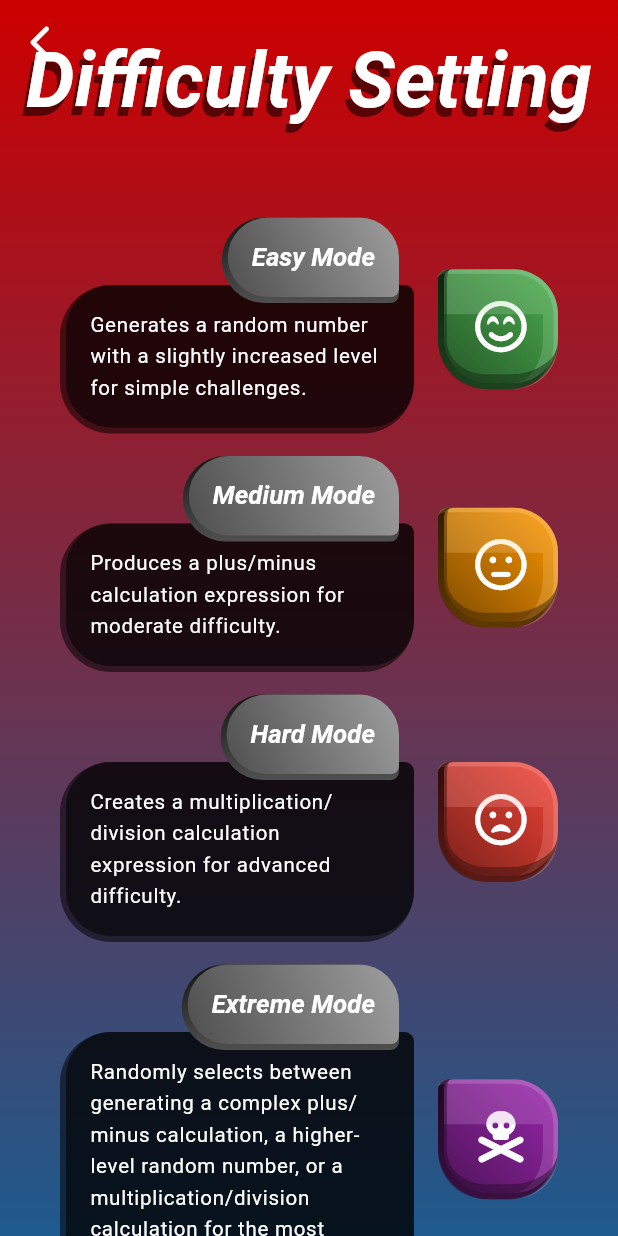
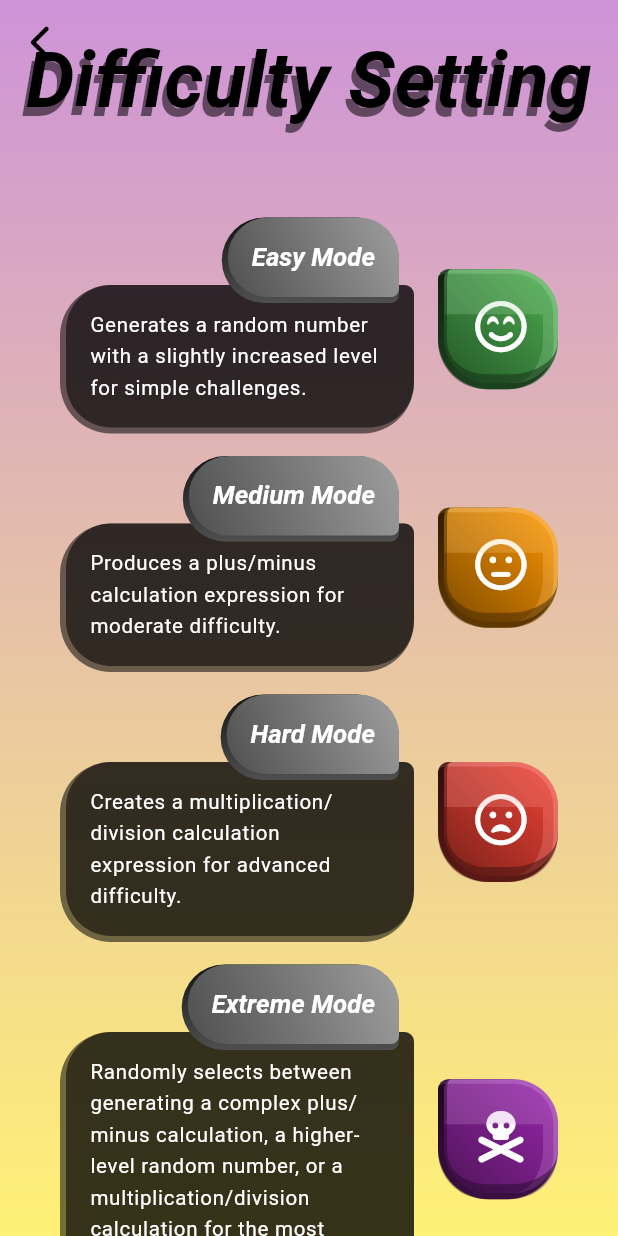
Before and after one commit to mtuan0111/nucatch, a Flutter app: the screen it shows after launch, after a tap on "START", on a phone screen of 412 x 824 dp. Run offline on Flutter 3.47's test engine with Material 3 defaults, Android fonts, the phone set to English and light mode, and no system bars; our stand-ins replace audioplayers, cloud_firestore, device_info_plus, firebase_auth, firebase_core, flutter_bloc and 11 more; missing offline and left inert: lunar, nearby_connections; accounts and stored records are empty; network calls fail.

Commit message:
feat: Set default manual theme to Easter, adjust various seasonal theme colors, and refine contrasting text color logic.

```diff
--- a/lib/helpers/const.dart
+++ b/lib/helpers/const.dart
@@ -94,7 +94,7 @@ class LayoutConfig {
     String? fontFamily,
   }) =>
       Theme.of(context).textTheme.bodyLarge!.copyWith(
-            color: Theme.of(context).colorScheme.onSurface,
+            color: Theme.of(context).colorScheme.onPrimary,
             fontFamily: fontFamily,
           );
 
@@ -102,7 +102,7 @@ class LayoutConfig {
     String? fontFamily,
   }) =>
       Theme.of(context).textTheme.displaySmall!.copyWith(
-            color: Theme.of(context).colorScheme.onSurface,
+            color: Theme.of(context).colorScheme.onPrimary,
             fontFamily: "Dancing Script",
           );
 
--- a/lib/helpers/template.dart
+++ b/lib/helpers/template.dart
@@ -104,17 +104,14 @@ class RankingInfoRow extends StatelessWidget {
         Icon(
           icon,
           size: Theme.of(context).textTheme.titleLarge?.fontSize,
-          color: color ?? Theme.of(context).colorScheme.onSurface,
+          color: color ?? Theme.of(context).colorScheme.onPrimary,
         ),
         const SizedBox(width: 5),
         Flexible(
           fit: FlexFit.loose,
           child: Text(
             text,
-            style:
-                (style ?? LayoutConfig(context).contentSectionStyle()).copyWith(
-              color: color ?? Theme.of(context).colorScheme.onSurface,
-            ),
+            style: (style ?? LayoutConfig(context).contentSectionStyle()),
             overflow: TextOverflow.ellipsis,
             softWrap: true,
           ),
--- a/lib/helpers/theme_config.dart
+++ b/lib/helpers/theme_config.dart
@@ -24,7 +24,7 @@ import 'animations/particle.dart';
 /// - Card colors and UI elements
 class SeasonalTheme {
   /// Manual theme override - Set to null for automatic date-based switching
-  static ThemeType? _manualOverride = null;
+  static ThemeType? _manualOverride = ThemeType.easter;
 
   /// Current active theme - Automatically determined by date or manual override
   static ThemeType get current {
@@ -165,8 +165,9 @@ class SeasonalTheme {
   static final Map<ThemeType, ThemeConfig> _themes = {
     ThemeType.defaultTheme: ThemeConfig(
       name: 'Default',
-      primaryColor: const Color(0xFF00AE5A), // Green
-      secondaryColor: const Color(0xFF003369), // Navy blue
+      primaryColor: const Color(0xFF00C853), // Bright green (adjusted)
+      secondaryColor:
+          const Color(0xFF00B0FF), // Bright blue (adjusted to match brightness)
       tertiaryColor: const Color(0xFF00AE5A), // Green
       fireworkColors: [
         const Color(0xFFFF6B6B), // Warm red
@@ -183,10 +184,11 @@ class SeasonalTheme {
     ),
     ThemeType.newYear: ThemeConfig(
       name: 'New Year',
-      primaryColor: const Color(0xFFFFD700), // Gold
-      secondaryColor: const Color(0xFFC0C0C0), // Silver
+      primaryColor: const Color(0xFFFFD54F), // Light gold (adjusted)
+      secondaryColor: const Color(
+          0xFFEEEEEE), // Very light gray (adjusted to match brightness)
       tertiaryColor: const Color(0xFFFFFFFF), // White
-      cardColor: const Color(0xFFC0C0C0), // Silver for cards
+      cardColor: const Color(0xFFE0E0E0), // Light silver for cards
       fireworkColors: [
         const Color(0xFFFFD700), // Gold
         const Color(0xFFC0C0C0), // Silver
@@ -203,9 +205,10 @@ class SeasonalTheme {
     ),
     ThemeType.lunarNewYear: ThemeConfig(
       name: 'Lunar New Year',
-      primaryColor: const Color(0xFFD4001D), // Lucky red
-      secondaryColor: const Color(0xFFFFD700), // Gold
-      tertiaryColor: const Color(0xFFDC143C), // Crimson
+      primaryColor: const Color(0xFFFF5252), // Bright red (adjusted)
+      secondaryColor:
+          const Color(0xFFFFCA28), // Bright gold (adjusted to match brightness)
+      tertiaryColor: const Color(0xFFFF6B6B), // Light red
       cardColor: const Color(0xFFFFD700), // Gold for cards
       fireworkColors: [
         const Color(0xFFFF0000), // Red
@@ -234,10 +237,11 @@ class SeasonalTheme {
     ),
     ThemeType.valentine: ThemeConfig(
       name: 'Valentine',
-      primaryColor: const Color(0xFFFF1744), // Bright pink/red
-      secondaryColor: const Color(0xFFE91E63), // Pink
+      primaryColor: const Color(0xFFFF4081), // Bright pink (adjusted)
+      secondaryColor: const Color(
+          0xFFFF6090), // Bright pink 2 (adjusted to match brightness)
       tertiaryColor: const Color(0xFFF48FB1), // Light pink
-      cardColor: const Color(0xFFE91E63), // Pink for cards
+      cardColor: const Color(0xFFFF80AB), // Light pink for cards
       fireworkColors: [
         const Color(0xFFFF1744), // Bright pink/red
         const Color(0xFFE91E63), // Pink
@@ -265,10 +269,11 @@ class SeasonalTheme {
     ),
     ThemeType.holi: ThemeConfig(
       name: 'Holi',
-      primaryColor: const Color(0xFFFF1493), // Deep pink
-      secondaryColor: const Color(0xFF00CED1), // Turquoise
+      primaryColor: const Color(0xFFFF6090), // Bright pink (adjusted)
+      secondaryColor:
+          const Color(0xFF4DD0E1), // Bright cyan (adjusted to match brightness)
       tertiaryColor: const Color(0xFFFFD700), // Gold
-      cardColor: const Color(0xFF9B59B6), // Purple for cards
+      cardColor: const Color(0xFFBA68C8), // Light purple for cards
       fireworkColors: [
         const Color(0xFFFF1493), // Deep pink
         const Color(0xFF00CED1), // Turquoise
@@ -289,8 +294,9 @@ class SeasonalTheme {
     ),
     ThemeType.easter: ThemeConfig(
       name: 'Easter',
-      primaryColor: const Color(0xFF9370DB), // Medium purple
-      secondaryColor: const Color(0xFFFFEB3B), // Yellow
+      primaryColor: const Color(0xFFCE93D8), // Light purple (adjusted)
+      secondaryColor: const Color(
+          0xFFFFF176), // Light yellow (adjusted to match brightness)
       tertiaryColor: const Color(0xFFE6E6FA), // Lavender
       cardColor: const Color(0xFFE6E6FA), // Lavender for cards
       fireworkColors: [
@@ -313,10 +319,11 @@ class SeasonalTheme {
     ),
     ThemeType.earthDay: ThemeConfig(
       name: 'Earth Day',
-      primaryColor: const Color(0xFF228B22), // Forest green
-      secondaryColor: const Color(0xFF8FBC8F), // Dark sea green
+      primaryColor: const Color(0xFF66BB6A), // Bright green (adjusted)
+      secondaryColor:
+          const Color(0xFF81C784), // Light green (adjusted to match brightness)
       tertiaryColor: const Color(0xFF90EE90), // Light green
-      cardColor: const Color(0xFF8FBC8F), // Dark sea green for cards
+      cardColor: const Color(0xFF81C784), // Light green for cards
       fireworkColors: [
         const Color(0xFF228B22), // Forest green
         const Color(0xFF32CD32), // Lime green
@@ -344,8 +351,9 @@ class SeasonalTheme {
     ),
     ThemeType.pride: ThemeConfig(
       name: 'Pride',
-      primaryColor: const Color(0xFFE40303), // Red
-      secondaryColor: const Color(0xFF0000FF), // Blue
+      primaryColor: const Color(0xFFFF5252), // Bright red (adjusted)
+      secondaryColor:
+          const Color(0xFF42A5F5), // Bright blue (adjusted to match brightness)
       tertiaryColor: const Color(0xFFFF8C00), // Orange
       cardColor: const Color(0xFF9B59B6), // Purple for cards
       fireworkColors: [
@@ -363,10 +371,11 @@ class SeasonalTheme {
     ),
     ThemeType.halloween: ThemeConfig(
       name: 'Halloween',
-      primaryColor: const Color(0xFFFF6600), // Orange
-      secondaryColor: const Color(0xFF2C0056), // Deep purple
-      tertiaryColor: const Color(0xFF000000), // Black
-      cardColor: const Color(0xFF2C0056), // Deep purple for cards
+      primaryColor: const Color(0xFFFF9800), // Bright orange (adjusted)
+      secondaryColor: const Color(
+          0xFFAB47BC), // Bright purple (adjusted to match brightness)
+      tertiaryColor: const Color(0xFF424242), // Dark gray (adjusted from black)
+      cardColor: const Color(0xFF9C27B0), // Bright purple for cards
       fireworkColors: [
         const Color(0xFFFF6600), // Orange
         const Color(0xFF9B30FF), // Purple
@@ -393,10 +402,11 @@ class SeasonalTheme {
     ),
     ThemeType.diwali: ThemeConfig(
       name: 'Diwali',
-      primaryColor: const Color(0xFFFFD700), // Gold
-      secondaryColor: const Color(0xFFFF1493), // Magenta
-      tertiaryColor: const Color(0xFFDC143C), // Crimson
-      cardColor: const Color(0xFFFF1493), // Magenta for cards
+      primaryColor: const Color(0xFFFFCA28), // Bright gold (adjusted)
+      secondaryColor:
+          const Color(0xFFFF6090), // Bright pink (adjusted to match brightness)
+      tertiaryColor: const Color(0xFFFF5252), // Bright red
+      cardColor: const Color(0xFFFF6090), // Bright magenta for cards
       fireworkColors: [
         const Color(0xFFFFD700), // Gold
         const Color(0xFFFF1493), // Magenta
@@ -423,10 +433,11 @@ class SeasonalTheme {
     ),
     ThemeType.hanukkah: ThemeConfig(
       name: 'Hanukkah',
-      primaryColor: const Color(0xFF0047AB), // Cobalt blue
-      secondaryColor: const Color(0xFFFFFFFF), // White
+      primaryColor: const Color(0xFF42A5F5), // Bright blue (adjusted)
+      secondaryColor: const Color(
+          0xFFEEEEEE), // Very light gray (adjusted to match brightness)
       tertiaryColor: const Color(0xFFC0C0C0), // Silver
-      cardColor: const Color(0xFF0047AB), // Blue for cards
+      cardColor: const Color(0xFF42A5F5), // Bright blue for cards
       fireworkColors: [
         const Color(0xFF0047AB), // Cobalt blue
         const Color(0xFFFFFFFF), // White
@@ -453,10 +464,11 @@ class SeasonalTheme {
     ),
     ThemeType.christmas: ThemeConfig(
       name: 'Christmas',
-      primaryColor: const Color(0xFFCC0000), // Christmas red
-      secondaryColor: const Color(0xFF1E5A8E), // Christmas blue
-      tertiaryColor: const Color(0xFF0F7D3F), // Christmas green
-      cardColor: const Color(0xFF0F7D3F), // Christmas green for cards
+      primaryColor: const Color(0xFFEF5350), // Bright red (adjusted)
+      secondaryColor: const Color(
+          0xFF66BB6A), // Bright green (adjusted to match brightness)
+      tertiaryColor: const Color(0xFFFFD700), // Gold
+      cardColor: const Color(0xFF66BB6A), // Bright green for cards
       fireworkColors: [
         const Color(0xFFFF0000), // Christmas red
         const Color(0xFF00FF00), // Christmas green
@@ -479,10 +491,11 @@ class SeasonalTheme {
     ),
     ThemeType.kwanzaa: ThemeConfig(
       name: 'Kwanzaa',
-      primaryColor: const Color(0xFF000000), // Black (People)
-      secondaryColor: const Color(0xFFDC143C), // Red (Struggle)
-      tertiaryColor: const Color(0xFF228B22), // Green (Future)
-      cardColor: const Color(0xFF228B22), // Green for cards
+      primaryColor: const Color(0xFF616161), // Medium gray (adjusted)
+      secondaryColor:
+          const Color(0xFFEF5350), // Bright red (adjusted to match brightness)
+      tertiaryColor: const Color(0xFF66BB6A), // Bright green (adjusted)
+      cardColor: const Color(0xFF66BB6A), // Bright green for cards
       fireworkColors: [
         const Color(0xFF000000), // Black
         const Color(0xFFDC143C), // Red
@@ -573,7 +586,7 @@ class ThemeConfig {
   }
 
   /// Calculate relative luminance and determine if color is light or dark
-  /// Returns white text for dark backgrounds, black text for light backgrounds
+  /// Returns dark text for bright backgrounds, white text for dark backgrounds
   Color _getContrastingTextColor(Color backgroundColor) {
     // Calculate relative luminance (WCAG formula)
     // Note: r, g, b properties return values from 0.0 to 1.0
@@ -588,13 +601,15 @@ class ThemeConfig {
 
     final luminance = 0.2126 * rLinear + 0.7152 * gLinear + 0.0722 * bLinear;
 
-    // Use WCAG AA standard: luminance > 0.4 is considered light enough for dark text
-    // This provides better contrast especially for colors like gold, yellow, light gray
-    // For very light colors (luminance > 0.7), use very dark text (almost black)
-    if (luminance > 0.7) {
-      return Colors.black87; // Very dark text for very light backgrounds
-    } else if (luminance > 0.4) {
-      return Colors.black; // Dark text for light backgrounds
+    // WCAG AA standard for contrast:
+    // - Very light colors (luminance > 0.6): use very dark text (almost black)
+    // - Light colors (luminance > 0.35): use dark text (black)
+    // - Dark colors (luminance <= 0.35): use white text
+    // Adjusted thresholds to ensure bright theme colors get dark text
+    if (luminance > 0.6) {
+      return Colors.black87; // Very dark text for very bright backgrounds
+    } else if (luminance > 0.35) {
+      return Colors.black; // Dark text for bright backgrounds
     } else {
       return Colors.white; // White text for dark backgrounds
     }
@@ -614,7 +629,8 @@ class ThemeConfig {
     final luminance = 0.2126 * rLinear + 0.7152 * gLinear + 0.0722 * bLinear;
 
     // Use same threshold as text color for consistency
-    return luminance > 0.4 ? Brightness.light : Brightness.dark;
+    // luminance > 0.35 = light theme, <= 0.35 = dark theme
+    return luminance > 0.35 ? Brightness.light : Brightness.dark;
   }
 
   /// Get fog gradient colors
--- a/lib/screens/dialogs/update_notice_dialog.dart
+++ b/lib/screens/dialogs/update_notice_dialog.dart
@@ -76,7 +76,7 @@ class UpdateNoticeDialog extends StatelessWidget {
                   lang(context).whatsNew,
                   style: LayoutConfig(context).contentSectionStyle().copyWith(
                         fontWeight: FontWeight.bold,
-                        color: Theme.of(context).colorScheme.primary,
+                        color: Theme.of(context).colorScheme.onPrimary,
                       ),
                 ),
                 const SizedBox(height: 8),
@@ -149,7 +149,7 @@ class UpdateNoticeDialog extends StatelessWidget {
           label,
           style: LayoutConfig(context).contentSectionStyle().copyWith(
                 fontWeight: FontWeight.bold,
-                color: Theme.of(context).colorScheme.primary,
+                color: Theme.of(context).colorScheme.onPrimary,
               ),
         ),
         Text(
```
